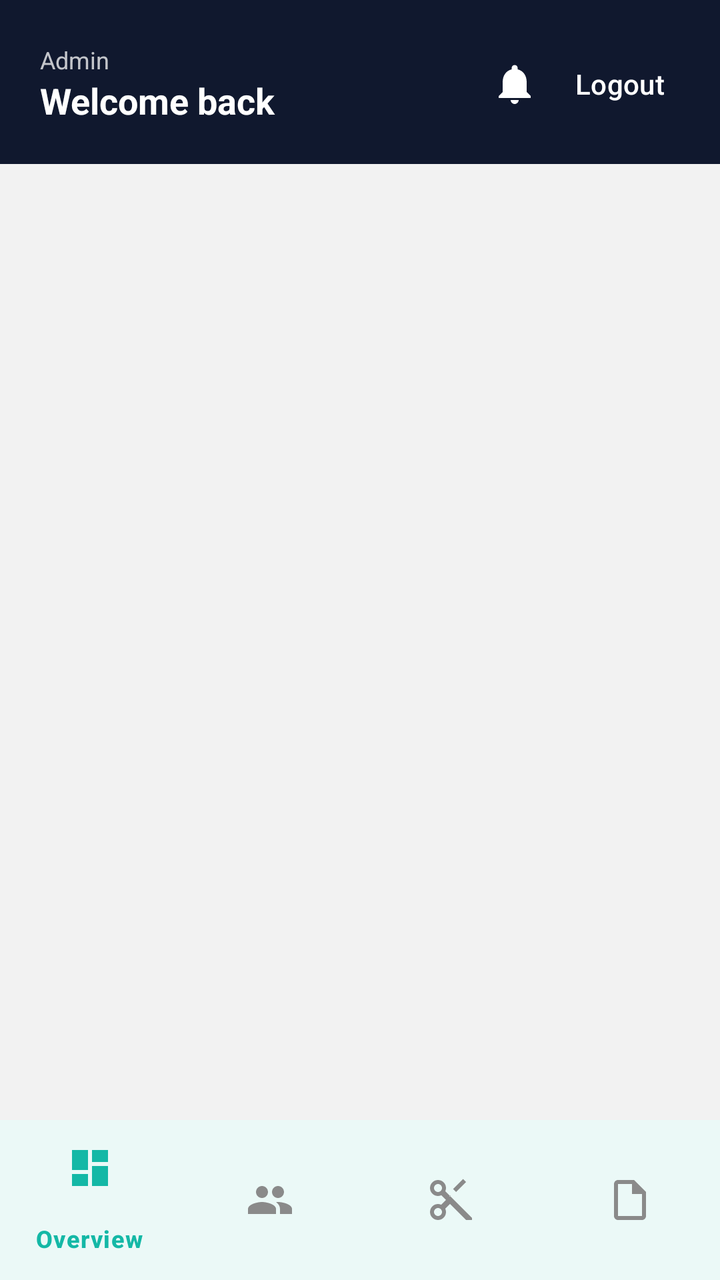
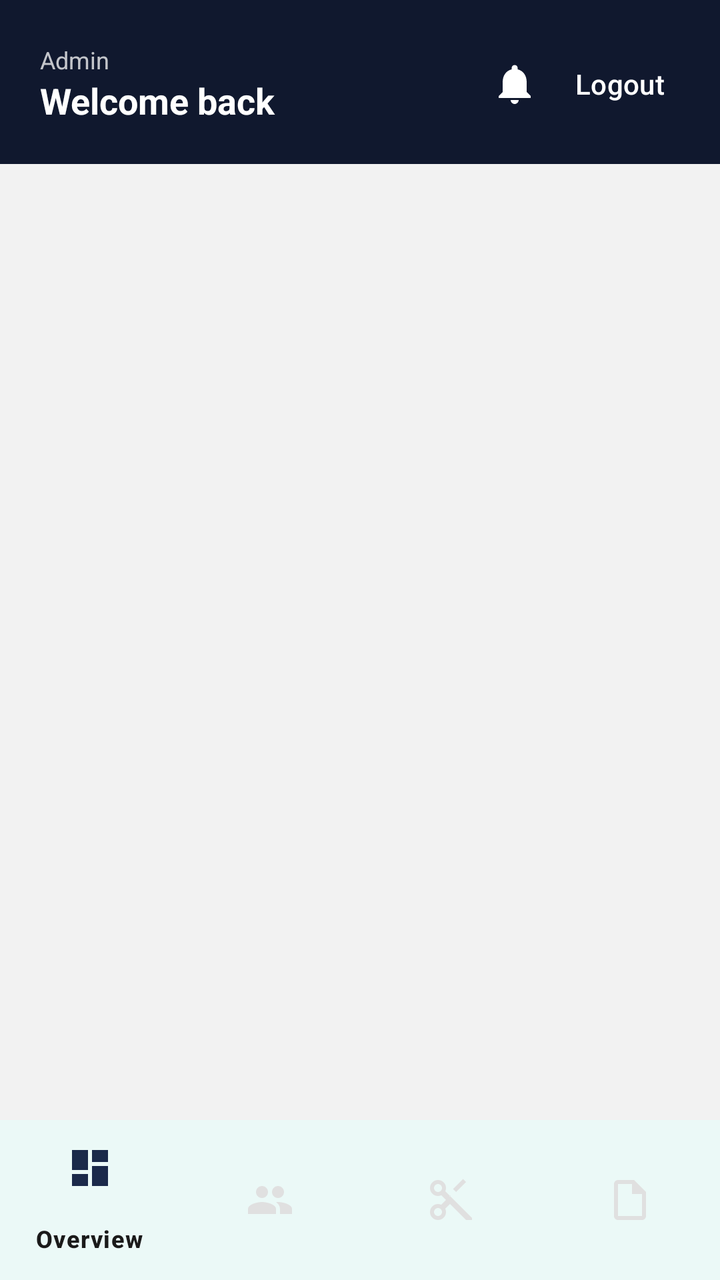

Two renders of the same Android screen: before a commit and after it. Below are the layout's source before the change and the commit's diff.
<!-- AndroidManifest.xml: application theme Theme.HairGo -->
<!-- res/layout/activity_admin_dashboard.xml -->
<androidx.constraintlayout.widget.ConstraintLayout xmlns:android="http://schemas.android.com/apk/res/android"
    xmlns:app="http://schemas.android.com/apk/res-auto"
    android:layout_width="match_parent"
    android:layout_height="match_parent"
    android:background="@color/grey_light">

    <LinearLayout
        android:id="@+id/headerBar"
        android:layout_width="0dp"
        android:layout_height="wrap_content"
        android:background="@color/navy_dark"
        android:orientation="horizontal"
        android:gravity="center_vertical"
        android:paddingHorizontal="20dp"
        android:paddingTop="18dp"
        android:paddingBottom="16dp"
        app:layout_constraintTop_toTopOf="parent"
        app:layout_constraintStart_toStartOf="parent"
        app:layout_constraintEnd_toEndOf="parent">

        <LinearLayout
            android:layout_width="0dp"
            android:layout_weight="1"
            android:layout_height="wrap_content"
            android:orientation="vertical">

            <TextView
                android:layout_width="wrap_content"
                android:layout_height="wrap_content"
                android:text="@string/admin_dashboard_title"
                android:textColor="@android:color/white"
                android:textSize="12sp"
                android:alpha="0.75"/>

            <TextView
                android:id="@+id/tvAdminName"
                android:layout_width="wrap_content"
                android:layout_height="wrap_content"
                android:text="Welcome back"
                android:textColor="@android:color/white"
                android:textSize="18sp"
                android:textStyle="bold"/>
        </LinearLayout>

        <ImageButton
            android:id="@+id/btnNotifications"
            android:layout_width="36dp"
            android:layout_height="36dp"
            android:src="@drawable/ic_bell"
            android:background="?attr/selectableItemBackgroundBorderless"
            android:contentDescription="Notifications"/>

        <com.google.android.material.button.MaterialButton
            android:id="@+id/btnAdminLogout"
            style="@style/Widget.Material3.Button.TextButton"
            android:layout_width="wrap_content"
            android:layout_height="wrap_content"
            android:layout_marginStart="4dp"
            android:minWidth="0dp"
            android:paddingHorizontal="8dp"
            android:text="@string/logout"
            android:textAllCaps="false"
            android:textColor="@android:color/white" />

    </LinearLayout>

    <FrameLayout
        android:id="@+id/fragmentContainer"
        android:layout_width="0dp"
        android:layout_height="0dp"
        app:layout_constraintTop_toBottomOf="@id/headerBar"
        app:layout_constraintBottom_toTopOf="@id/bottomNav"
        app:layout_constraintStart_toStartOf="parent"
        app:layout_constraintEnd_toEndOf="parent"/>

    <com.google.android.material.bottomnavigation.BottomNavigationView
        android:id="@+id/bottomNav"
        android:layout_width="0dp"
        android:layout_height="wrap_content"
        android:background="@color/surface"
        app:itemIconTint="@color/bottom_nav_colour_selector"
        app:itemTextColor="@color/bottom_nav_colour_selector"
        app:menu="@menu/admin_bottom_nav_menu"
        app:layout_constraintBottom_toBottomOf="parent"
        app:layout_constraintStart_toStartOf="parent"
        app:layout_constraintEnd_toEndOf="parent"/>

</androidx.constraintlayout.widget.ConstraintLayout>
<!-- resources referenced by this layout -->
<resources>
  <color name="grey_light">#F2F2F2</color>
  <color name="navy_dark">#10182E</color>
  <color name="surface">#FFFFFF</color>
  <!-- drawable ic_bell (drawable) -->
  <vector xmlns:android="http://schemas.android.com/apk/res/android"
      android:width="24dp" android:height="24dp"
      android:viewportWidth="24" android:viewportHeight="24">
      <path android:fillColor="#FFFFFFFF"
          android:pathData="M12,22c1.1,0 2,-0.9 2,-2h-4c0,1.1 0.89,2 2,2zM18,16v-5c0,-3.07 -1.64,-5.64 -4.5,-6.32V4c0,-0.83 -0.67,-1.5 -1.5,-1.5s-1.5,0.67 -1.5,1.5v0.68C7.63,5.36 6,7.92 6,11v5l-2,2v1h16v-1l-2,-2z"/>
  </vector>
  <string name="admin_dashboard_title">Admin</string>
  <string name="logout">Logout</string>
  <style name="Theme.HairGo" parent="Base.Theme.HairGo">
          <item name="snackbarStyle">@style/Widget.HairGo.Snackbar</item>
      </style>
  <style name="Base.Theme.HairGo" parent="Theme.Material3.DayNight.NoActionBar">
          <item name="colorPrimary">@color/teal</item>
          <item name="colorOnPrimary">@color/white</item>
          <item name="colorSurface">@color/surface</item>
          <item name="colorOnSurface">@color/text_primary</item>
          <item name="colorSurfaceVariant">@color/grey_light</item>
          <item name="colorOnSurfaceVariant">@color/grey_medium</item>
          <item name="colorOutline">@color/grey_border</item>
          <item name="android:colorBackground">@color/grey_light</item>
      </style>
  <style name="Widget.HairGo.Snackbar" parent="Widget.Material3.Snackbar">
          <item name="backgroundTint">@color/navy</item>
          <item name="android:textColor">@color/white</item>
          <item name="shapeAppearanceOverlay">@style/ShapeAppearanceOverlay.HairGo_Snackbar</item>
      </style>
  <color name="teal">#14B8A6</color>
  <color name="white">#FFFFFF</color>
  <color name="text_primary">#1A1A1A</color>
  <color name="grey_medium">#8A8A8A</color>
  <color name="grey_border">#E0E0E0</color>
  <color name="navy">#1B2A4A</color>
  <style name="ShapeAppearanceOverlay.HairGo_Snackbar" parent="">
          <item name="cornerFamily">rounded</item>
          <item name="cornerSize">16dp</item>
      </style>
</resources>

<!-- the commit's change to res/layout/activity_admin_dashboard.xml (unified diff, before → after) -->
@@ -78,8 +78,8 @@
         android:layout_width="0dp"
         android:layout_height="wrap_content"
         android:background="@color/surface"
-        app:itemIconTint="@color/bottom_nav_colour_selector"
-        app:itemTextColor="@color/bottom_nav_colour_selector"
+        app:itemIconTint="@color/switch_track_tint"
+        app:itemTextColor="@color/text_primary"
         app:menu="@menu/admin_bottom_nav_menu"
         app:layout_constraintBottom_toBottomOf="parent"
         app:layout_constraintStart_toStartOf="parent"
